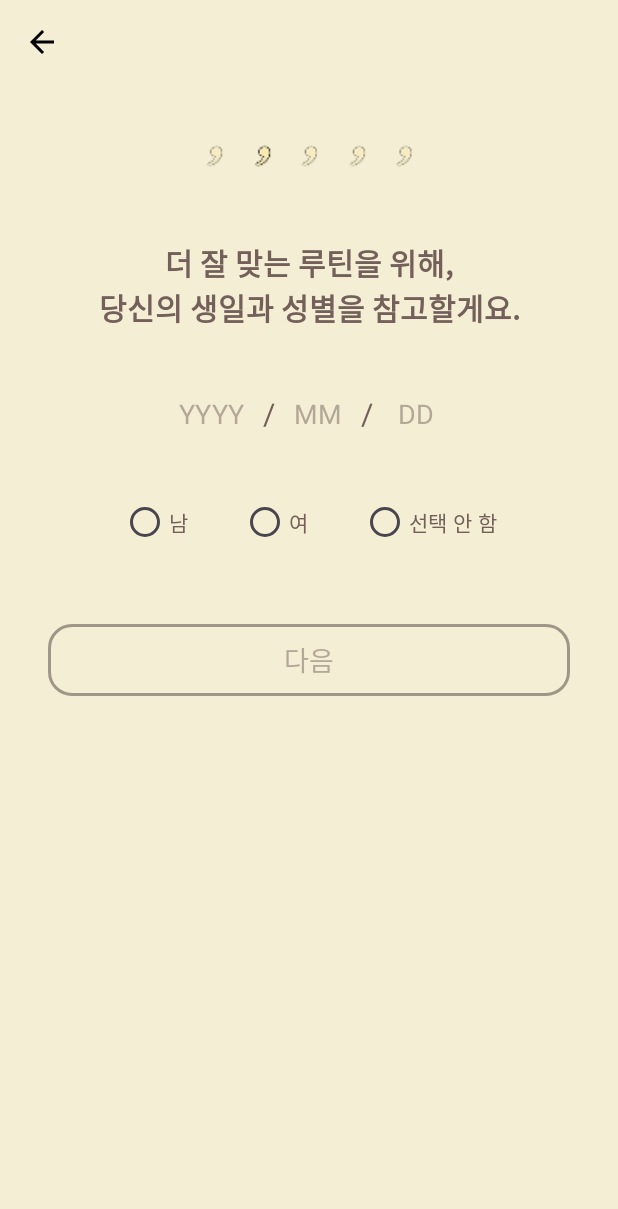
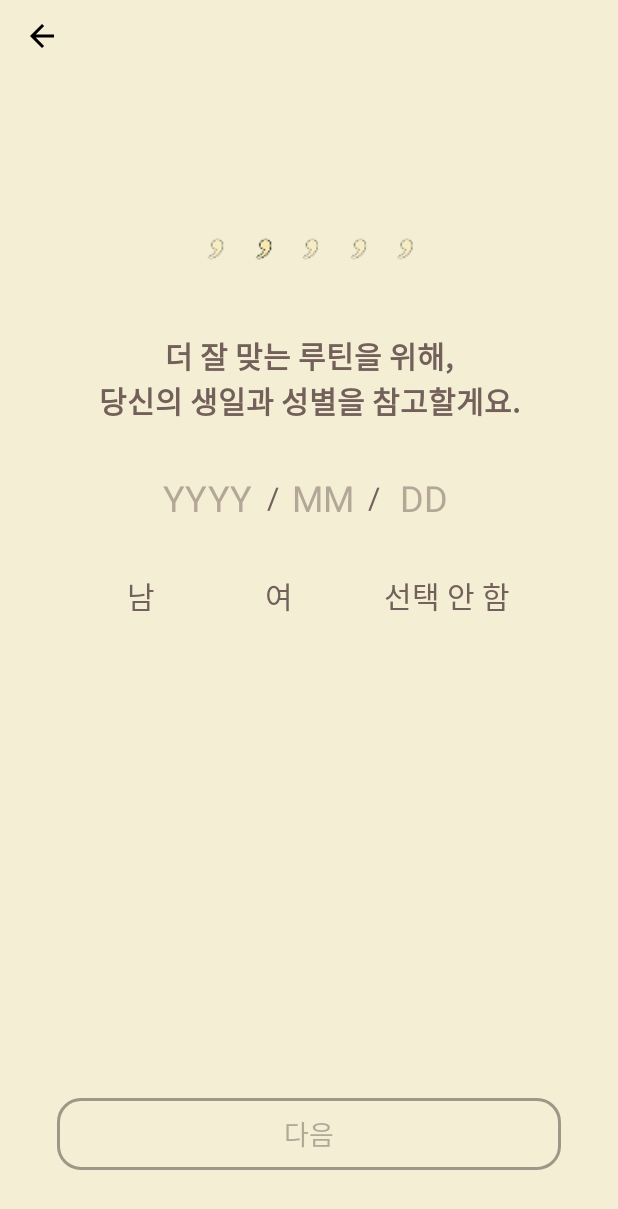
Before and after one commit to 2025-NOGOROK/FE, an Android app: the RegisterInputBirthGenderActivity screen opened directly, with no data from a screen before it, on a phone screen of 412 x 824 dp. Shown: the top 1209 px of the screen. Run offline under Robolectric (Android 15) with nearby library versions, the phone set to English and light mode, and no system bars.

Commit message:
🎨 Design: 회원가입(생년월일/성별) 입력 화면 ConstraintLayout 리팩토링 및 성별 선택 UX 개선
- activity_register_input_birth_gender.xml을 LinearLayout에서 ConstraintLayout으로 구조 변경
- 성별 선택을 RadioGroup/RadioButton에서 TextView 3개(남/여/선택안함)로 변경, 하이라이트 방식 UX 반영
- 성별 미선택 시 테두리 없는 투명(Flat) 상태, 선택 시만 배경 하이라이트 적용
- 같은 성별을 한 번 더 누르면 선택 해제(토글) 가능하도록 코드 개선
- bg_gender_selected.xml, bg_gender_unselected.xml drawable 리소스 추가 및 적용
- 생년월일 입력칸, 안내문구, 다음 버튼 등 전체 레이아웃/스타일 피그마 기준으로 통일

```diff
--- a/app/src/main/java/com/example/nogorok/RegisterInputBirthGenderActivity.kt
+++ b/app/src/main/java/com/example/nogorok/RegisterInputBirthGenderActivity.kt
@@ -7,46 +7,44 @@ import android.os.Bundle
 import android.text.Editable
 import android.text.InputFilter
 import android.text.TextWatcher
-import android.widget.*
+import android.widget.EditText
+import android.widget.ImageButton
+import android.widget.TextView
 import androidx.appcompat.app.AppCompatActivity
 import com.google.android.material.button.MaterialButton
 
 class RegisterInputBirthGenderActivity : AppCompatActivity() {
 
-    // 뷰 변수 선언
     private lateinit var etYear: EditText
     private lateinit var etMonth: EditText
     private lateinit var etDay: EditText
-    private lateinit var rgGender: RadioGroup
-    private lateinit var rbMale: RadioButton
-    private lateinit var rbFemale: RadioButton
-    private lateinit var rbNone: RadioButton
+    private lateinit var tvMale: TextView
+    private lateinit var tvFemale: TextView
+    private lateinit var tvNone: TextView
     private lateinit var btnNext: MaterialButton
+
+    // 선택된 성별 값 (null이면 미선택)
+    private var selectedGender: String? = null
 
     override fun onCreate(savedInstanceState: Bundle?) {
         super.onCreate(savedInstanceState)
         setContentView(R.layout.activity_register_input_birth_gender)
 
-        // findViewById로 뷰 연결
         etYear = findViewById(R.id.etYear)
         etMonth = findViewById(R.id.etMonth)
         etDay = findViewById(R.id.etDay)
-        rgGender = findViewById(R.id.rgGender)
-        rbMale = findViewById(R.id.rbMale)
-        rbFemale = findViewById(R.id.rbFemale)
-        rbNone = findViewById(R.id.rbNone)
+        tvMale = findViewById(R.id.tvMale)
+        tvFemale = findViewById(R.id.tvFemale)
+        tvNone = findViewById(R.id.tvNone)
         btnNext = findViewById(R.id.btnNext)
 
-        // 뒤로가기 버튼
         val btnBack = findViewById<ImageButton>(R.id.btnBack)
         btnBack.setOnClickListener { finish() }
 
-        // 입력값 제한 (연도 4자리, 월/일 2자리)
         etYear.filters = arrayOf(InputFilter.LengthFilter(4))
         etMonth.filters = arrayOf(InputFilter.LengthFilter(2))
         etDay.filters = arrayOf(InputFilter.LengthFilter(2))
 
-        // 입력값, 성별 선택 감지해서 버튼 활성/비활성
         val watcher = object : TextWatcher {
             override fun afterTextChanged(s: Editable?) { updateButtonState() }
             override fun beforeTextChanged(s: CharSequence?, start: Int, count: Int, after: Int) {}
@@ -55,30 +53,46 @@ class RegisterInputBirthGenderActivity : AppCompatActivity() {
         etYear.addTextChangedListener(watcher)
         etMonth.addTextChangedListener(watcher)
         etDay.addTextChangedListener(watcher)
-        rgGender.setOnCheckedChangeListener { _, _ -> updateButtonState() }
 
-        // 다음 버튼 클릭 시 다음 단계로 이동
+        val genderViews = listOf(tvMale, tvFemale, tvNone)
+        genderViews.forEach { tv ->
+            tv.setOnClickListener {
+                // 이미 선택된 상태에서 같은 항목을 다시 누르면 해제
+                if (selectedGender == tv.text.toString()) {
+                    // 모두 미선택(Flat) 스타일로 초기화
+                    genderViews.forEach {
+                        it.setBackgroundResource(R.drawable.bg_gender_unselected)
+                        it.setTextColor(Color.parseColor("#73605A"))
+                    }
+                    selectedGender = null
+                } else {
+                    // 모두 미선택(Flat) 스타일로 초기화
+                    genderViews.forEach {
+                        it.setBackgroundResource(R.drawable.bg_gender_unselected)
+                        it.setTextColor(Color.parseColor("#73605A"))
+                    }
+                    // 선택된 것만 하이라이트
+                    tv.setBackgroundResource(R.drawable.bg_gender_selected)
+                    tv.setTextColor(Color.parseColor("#F4EED4"))
+                    selectedGender = tv.text.toString()
+                }
+                updateButtonState()
+            }
+        }
+
         btnNext.setOnClickListener {
             val year = etYear.text.toString()
             val month = etMonth.text.toString().padStart(2, '0')
             val day = etDay.text.toString().padStart(2, '0')
-            val gender = when (rgGender.checkedRadioButtonId) {
-                R.id.rbMale -> "남"
-                R.id.rbFemale -> "여"
-                R.id.rbNone -> "선택 안 함"
-                else -> ""
-            }
             val intent = Intent(this, RegisterInputPasswordActivity::class.java)
             intent.putExtra("birth", "$year-$month-$day")
-            intent.putExtra("gender", gender)
+            intent.putExtra("gender", selectedGender)
             startActivity(intent)
         }
 
-        // 처음 진입 시 버튼 비활성화
         updateButtonState()
     }
 
-    // 함수는 클래스 내부, onCreate 바깥에 선언!
     private fun isValidDate(): Boolean {
         val year = etYear.text.toString()
         val month = etMonth.text.toString()
@@ -94,7 +108,7 @@ class RegisterInputBirthGenderActivity : AppCompatActivity() {
 
     private fun updateButtonState() {
         val dateOk = isValidDate()
-        val genderOk = rgGender.checkedRadioButtonId != -1
+        val genderOk = selectedGender != null
         val enable = dateOk && genderOk
 
         btnNext.isEnabled = enable
--- /dev/null
+++ b/app/src/main/res/drawable/bg_gender_selected.xml
@@ -0,0 +1,5 @@
+<shape xmlns:android="http://schemas.android.com/apk/res/android"
+    android:shape="rectangle">
+    <solid android:color="#73605A"/>
+    <corners android:radius="12dp"/>
+</shape>
--- /dev/null
+++ b/app/src/main/res/drawable/bg_gender_unselected.xml
@@ -0,0 +1,6 @@
+<shape xmlns:android="http://schemas.android.com/apk/res/android"
+    android:shape="rectangle">
+    <solid android:color="@android:color/transparent"/>
+    <corners android:radius="12dp"/>
+
+</shape>
--- a/app/src/main/res/layout/activity_register_input_birth_gender.xml
+++ b/app/src/main/res/layout/activity_register_input_birth_gender.xml
@@ -1,26 +1,23 @@
 <?xml version="1.0" encoding="utf-8"?>
-<LinearLayout
+<androidx.constraintlayout.widget.ConstraintLayout
     xmlns:android="http://schemas.android.com/apk/res/android"
     xmlns:app="http://schemas.android.com/apk/res-auto"
     android:layout_width="match_parent"
     android:layout_height="match_parent"
-    android:orientation="vertical"
     android:background="#F4EED4">
 
-    <!-- 상단 툴바 -->
-    <FrameLayout
-        android:layout_width="match_parent"
-        android:layout_height="56dp">
+    <!-- 툴바: 뒤로가기 -->
     <ImageButton
         android:id="@+id/btnBack"
         android:layout_width="48dp"
         android:layout_height="48dp"
         android:src="@drawable/ic_arrow_back"
         android:background="?attr/selectableItemBackgroundBorderless"
-            android:layout_gravity="start|center_vertical"
         android:contentDescription="뒤로가기"
-            android:layout_marginStart="4dp"/>
-    </FrameLayout>
+        app:layout_constraintTop_toTopOf="parent"
+        app:layout_constraintStart_toStartOf="parent"
+        android:layout_marginStart="4dp"
+        android:layout_marginTop="0dp"/>
 
     <!-- 쉼표 이미지 -->
     <ImageView
@@ -28,44 +25,57 @@
         android:layout_width="159dp"
         android:layout_height="32dp"
         android:src="@drawable/register_comma_2"
-        android:layout_gravity="center_horizontal"
-        android:layout_marginTop="32dp"
-        android:contentDescription="진행 표시"/>
+        android:contentDescription="진행 표시"
+        app:layout_constraintTop_toTopOf="parent"
+        app:layout_constraintStart_toStartOf="parent"
+        app:layout_constraintEnd_toEndOf="parent"
+        android:layout_marginTop="150dp"/>
 
     <!-- 안내문구 -->
     <TextView
-        android:layout_width="match_parent"
+        android:id="@+id/tvTitle"
+        android:layout_width="0dp"
         android:layout_height="wrap_content"
         android:text="더 잘 맞는 루틴을 위해,\n당신의 생일과 성별을 참고할게요."
         android:textColor="#73605A"
         android:textSize="20sp"
         android:textStyle="bold"
         android:gravity="center"
-        android:layout_marginTop="40dp"/>
+        app:layout_constraintTop_toBottomOf="@id/imgComma"
+        app:layout_constraintStart_toStartOf="parent"
+        app:layout_constraintEnd_toEndOf="parent"
+        android:layout_marginTop="40dp"
+        android:layout_marginStart="32dp"
+        android:layout_marginEnd="32dp"/>
 
     <!-- 생년월일 입력 -->
     <LinearLayout
-        android:layout_width="match_parent"
-        android:layout_height="wrap_content"
+        android:id="@+id/layoutBirth"
+        android:layout_width="285dp"
+        android:layout_height="35dp"
         android:orientation="horizontal"
         android:gravity="center"
+        app:layout_constraintTop_toBottomOf="@id/tvTitle"
+        app:layout_constraintStart_toStartOf="parent"
+        app:layout_constraintEnd_toEndOf="parent"
         android:layout_marginTop="32dp">
 
         <EditText
             android:id="@+id/etYear"
-            android:layout_width="60dp"
+            android:layout_width="70dp"
             android:layout_height="48dp"
             android:hint="YYYY"
             android:inputType="number"
             android:textColor="#73605A"
             android:textColorHint="#8073605A"
+            android:textSize="24sp"
             android:gravity="center"
             android:background="@null"
             android:maxLength="4"/>
 
         <TextView
             android:layout_width="wrap_content"
-            android:layout_height="wrap_content"
+            android:layout_height="match_parent"
             android:text=" / "
             android:textColor="#73605A"
             android:textSize="20sp"
@@ -73,19 +83,20 @@
 
         <EditText
             android:id="@+id/etMonth"
-            android:layout_width="48dp"
+            android:layout_width="50dp"
             android:layout_height="48dp"
             android:hint="MM"
             android:inputType="number"
             android:textColor="#73605A"
             android:textColorHint="#8073605A"
+            android:textSize="24sp"
             android:gravity="center"
             android:background="@null"
             android:maxLength="2"/>
 
         <TextView
             android:layout_width="wrap_content"
-            android:layout_height="wrap_content"
+            android:layout_height="match_parent"
             android:text=" / "
             android:textColor="#73605A"
             android:textSize="20sp"
@@ -93,62 +104,71 @@
 
         <EditText
             android:id="@+id/etDay"
-            android:layout_width="48dp"
+            android:layout_width="50dp"
             android:layout_height="48dp"
             android:hint="DD"
             android:inputType="number"
             android:textColor="#73605A"
             android:textColorHint="#8073605A"
+            android:textSize="24sp"
             android:gravity="center"
             android:background="@null"
             android:maxLength="2"/>
     </LinearLayout>
 
-    <!-- 성별 선택 -->
-    <RadioGroup
-        android:id="@+id/rgGender"
+    <!-- 성별 선택 (TextView 3개, 하이라이트용) -->
+    <LinearLayout
+        android:id="@+id/layoutGender"
         android:layout_width="wrap_content"
-        android:layout_height="wrap_content"
+        android:layout_height="48dp"
         android:orientation="horizontal"
         android:gravity="center"
-        android:layout_gravity="center_horizontal"
+        app:layout_constraintTop_toBottomOf="@id/layoutBirth"
+        app:layout_constraintStart_toStartOf="parent"
+        app:layout_constraintEnd_toEndOf="parent"
         android:layout_marginTop="24dp">
 
-        <RadioButton
-            android:id="@+id/rbMale"
-            android:layout_width="wrap_content"
-            android:layout_height="wrap_content"
+        <TextView
+            android:id="@+id/tvMale"
+            android:layout_width="60dp"
+            android:layout_height="48dp"
             android:text="남"
             android:textColor="#73605A"
-            android:buttonTint="#73605A"/>
+            android:textSize="20sp"
+            android:gravity="center"
+            android:background="@drawable/bg_gender_unselected"/>
 
-        <RadioButton
-            android:id="@+id/rbFemale"
-            android:layout_width="wrap_content"
-            android:layout_height="wrap_content"
+        <TextView
+            android:id="@+id/tvFemale"
+            android:layout_width="60dp"
+            android:layout_height="48dp"
             android:text="여"
             android:textColor="#73605A"
-            android:buttonTint="#73605A"
-            android:layout_marginStart="32dp"/>
+            android:textSize="20sp"
+            android:gravity="center"
+            android:layout_marginStart="32dp"
+            android:background="@drawable/bg_gender_unselected"/>
 
-        <RadioButton
-            android:id="@+id/rbNone"
-            android:layout_width="wrap_content"
-            android:layout_height="wrap_content"
+        <TextView
+            android:id="@+id/tvNone"
+            android:layout_width="100dp"
+            android:layout_height="48dp"
             android:text="선택 안 함"
             android:textColor="#73605A"
-            android:buttonTint="#73605A"
-            android:layout_marginStart="32dp"/>
-    </RadioGroup>
+            android:textSize="20sp"
+            android:gravity="center"
+            android:layout_marginStart="32dp"
+            android:background="@drawable/bg_gender_unselected"/>
+    </LinearLayout>
 
-    <!-- 다음 버튼 -->
+    <!-- 다음 버튼: 하단 고정 -->
     <com.google.android.material.button.MaterialButton
         android:id="@+id/btnNext"
-        android:layout_width="match_parent"
+        android:layout_width="0dp"
         android:layout_height="56dp"
-        android:layout_marginTop="40dp"
-        android:layout_marginStart="32dp"
-        android:layout_marginEnd="32dp"
+        android:layout_marginStart="38dp"
+        android:layout_marginEnd="38dp"
+        android:layout_marginBottom="40dp"
         android:backgroundTint="#F4EED4"
         android:text="다음"
         android:textColor="#8073605A"
@@ -156,5 +176,8 @@
         app:cornerRadius="16dp"
         app:strokeWidth="2dp"
         app:strokeColor="#804D403C"
-        android:enabled="false"/>
-</LinearLayout>
+        android:enabled="false"
+        app:layout_constraintBottom_toBottomOf="parent"
+        app:layout_constraintStart_toStartOf="parent"
+        app:layout_constraintEnd_toEndOf="parent"/>
+</androidx.constraintlayout.widget.ConstraintLayout>
```
Lines whose indentation alone changed are shown as unchanged.
